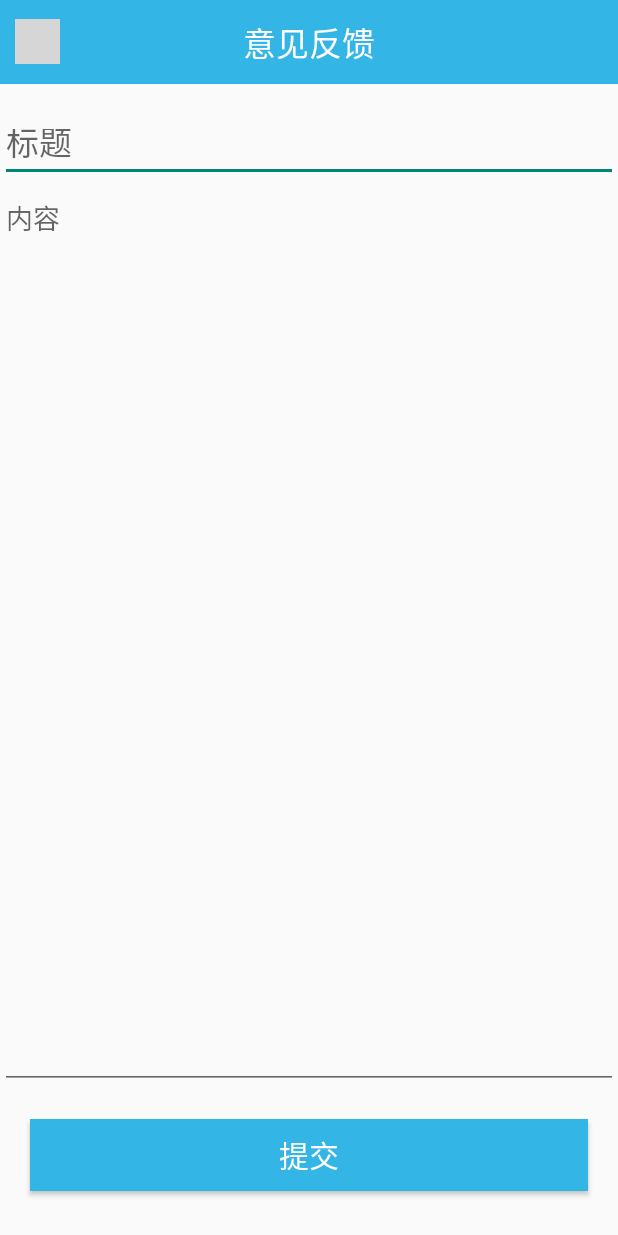
After one commit to Astra1427/SmartCity, an Android app: the FeedbackActivity screen opened directly, with no data from a screen before it, on a phone screen of 412 x 824 dp. The commit adds this screen. Run offline under Robolectric (Android 15) with nearby library versions, the phone set to English and light mode, and no system bars; grey boxes are pictures that could not be loaded.

Commit message:
新增反馈功能和查看反馈历史功能

```diff
--- a/app/src/main/java/com/example/smartcity/models/comonModel.java
+++ b/app/src/main/java/com/example/smartcity/models/comonModel.java
@@ -2,5 +2,7 @@ package com.example.smartcity.models;
 
 import com.google.gson.annotations.SerializedName;
 
+import java.util.List;
+
 public class comonModel {
 }
--- a/app/src/main/java/com/example/smartcity/ui/BaseActivity.kt
+++ b/app/src/main/java/com/example/smartcity/ui/BaseActivity.kt
@@ -15,7 +15,7 @@ open class BaseActivity:AppCompatActivity() {
 
     val TAG = this.javaClass.simpleName
     val btnBack: ImageView? by lazy { findViewById<ImageView>(R.id.btnBack) }
-    val txtTitle: TextView? by lazy { findViewById<TextView>(R.id.txtTitle) }
+    val tbarTitle: TextView? by lazy { findViewById<TextView>(R.id.tbarTitle) }
 
     override fun onCreate(savedInstanceState: Bundle?) {
         super.onCreate(savedInstanceState)
@@ -29,7 +29,7 @@ open class BaseActivity:AppCompatActivity() {
             this.finish()
         }
         btnBack?.isVisible = isBackButton
-        txtTitle?.text = title
+        tbarTitle?.text = title
     }
 
     override fun onDestroy() {
--- /dev/null
+++ b/app/src/main/java/com/example/smartcity/ui/activities/FeedbackActivity.kt
@@ -0,0 +1,34 @@
+package com.example.smartcity.ui.activities
+
+import androidx.appcompat.app.AppCompatActivity
+import android.os.Bundle
+import com.example.smartcity.GContext
+import com.example.smartcity.common.*
+import com.example.smartcity.common.Network.postAsync
+import com.example.smartcity.databinding.ActivityFeedbackBinding
+import com.example.smartcity.models.NetResponse
+import com.example.smartcity.ui.BaseActivity
+
+class FeedbackActivity : BaseActivity() {
+    private lateinit var bind: ActivityFeedbackBinding
+
+    override fun onCreate(savedInstanceState: Bundle?) {
+        super.onCreate(savedInstanceState)
+        bind = ActivityFeedbackBinding.inflate(layoutInflater)
+        setContentView(bind.root)
+        initView(true,"意见反馈")
+        with(bind) {
+            btnSubmit.setOnClickListener {
+                if (bind.root.checkTextIsEmpty(true)){
+                    return@setOnClickListener
+                }
+                val json = mapOf("content" to txtContent.text.toString(),"title" to txtTitle.text.toString()).toJson()
+                Apis.post_api_common_feedback.postAsync(json=json,token=GContext.loginInfo?.token?.toString(),
+                onSuc = {
+                    val response = it.toModel<NetResponse>()
+                    this@FeedbackActivity.msg(response?.msg.toString())
+                })
+            }
+        }
+    }
+}
--- /dev/null
+++ b/app/src/main/res/layout/activity_feedback.xml
@@ -0,0 +1,35 @@
+<?xml version="1.0" encoding="utf-8"?>
+<LinearLayout xmlns:android="http://schemas.android.com/apk/res/android"
+    xmlns:app="http://schemas.android.com/apk/res-auto"
+    xmlns:tools="http://schemas.android.com/tools"
+    android:layout_width="match_parent"
+    android:layout_height="match_parent"
+    tools:context=".ui.activities.FeedbackActivity"
+    android:orientation="vertical">
+    <include layout="@layout/layout_titlebar"/>
+    <EditText
+        android:layout_width="match_parent"
+        android:layout_height="45dp"
+        android:textSize="22dp"
+        android:hint="标题"
+        android:id="@+id/txtTitle"
+        android:layout_marginTop="20dp"
+        />
+    <EditText
+        android:layout_width="match_parent"
+        android:layout_height="0dp"
+        android:layout_weight="1"
+        android:maxLength="150"
+        android:id="@+id/txtContent"
+        android:layout_marginBottom="20dp"
+        android:hint="内容"
+        android:gravity="start"
+        />
+
+    <Button
+        style="@style/PrimaryButton"
+        android:text="提交"
+        android:id="@+id/btnSubmit"
+        android:layout_marginBottom="30dp"
+        />
+</LinearLayout>
--- a/app/src/main/res/layout/fragment_my.xml
+++ b/app/src/main/res/layout/fragment_my.xml
@@ -157,7 +157,7 @@
                 android:layout_height="wrap_content"
                 android:layout_alignParentLeft="true"
                 android:layout_centerVertical="true"
-                android:text="个人信息"
+                android:text="反馈历史"
                 />
             <ImageView
                 android:layout_width="40dp"
```
Also changed, not shown: app/src/main/AndroidManifest.xml (+21 -0 lines), app/src/main/java/com/example/smartcity/adpater/BaseListAdapter.kt (+5 -2 lines), app/src/main/java/com/example/smartcity/models/CommonFeedBackModel.java (added, +30 -0 lines), app/src/main/java/com/example/smartcity/ui/activities/FeedbackDetailActivity.kt (added, +21 -0 lines), app/src/main/java/com/example/smartcity/ui/activities/FeedbackLogActivity.kt (added, +64 -0 lines), app/src/main/java/com/example/smartcity/ui/fragments/MyFragment.kt (+8 -3 lines), app/src/main/res/layout/activity_feedback_detail.xml (added, +37 -0 lines), app/src/main/res/layout/activity_feedback_log.xml (added, +18 -0 lines).
